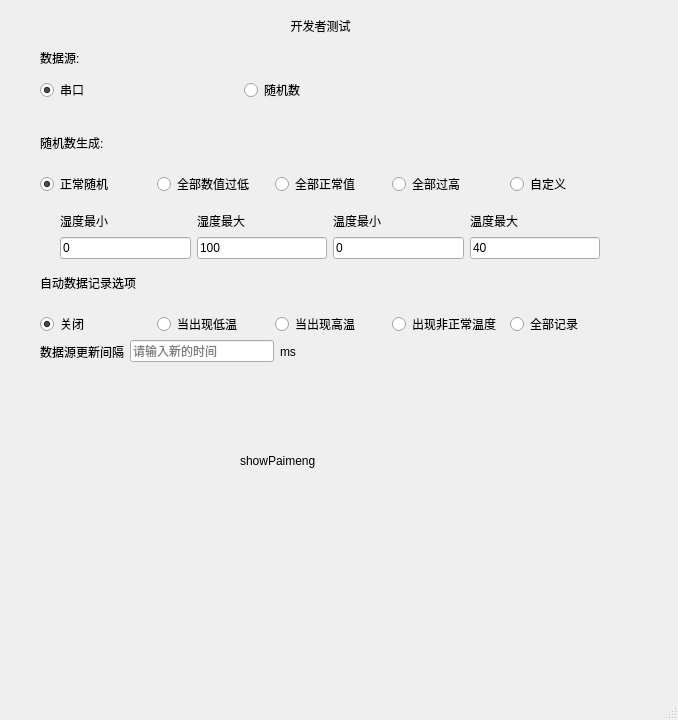
This is devtool.ui in WhereAreBugs/Cuit_project3 as Qt 5 draws it before an edit. The edited form follows.
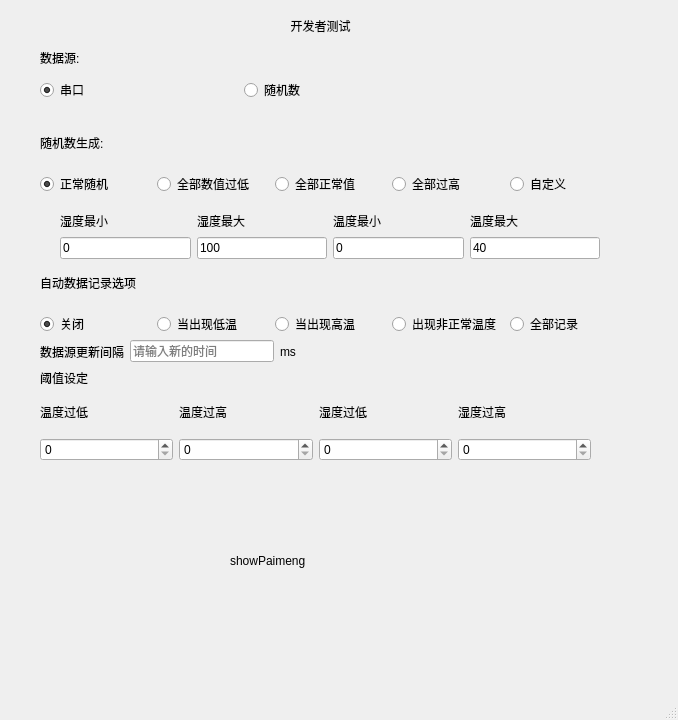
This is the edited form.

What changed in the file:
```diff
--- a/devtool.ui
+++ b/devtool.ui
@@ -33,8 +33,8 @@
    <widget class="QLabel" name="showPaimeng">
     <property name="geometry">
      <rect>
-      <x>240</x>
-      <y>380</y>
+      <x>230</x>
+      <y>480</y>
       <width>181</width>
       <height>161</height>
      </rect>
@@ -366,6 +366,83 @@
      </item>
     </layout>
    </widget>
+   <widget class="QWidget" name="layoutWidget">
+    <property name="geometry">
+     <rect>
+      <x>40</x>
+      <y>370</y>
+      <width>551</width>
+      <height>91</height>
+     </rect>
+    </property>
+    <layout class="QVBoxLayout" name="verticalLayout_8">
+     <item>
+      <widget class="QLabel" name="label_8">
+       <property name="maximumSize">
+        <size>
+         <width>16777215</width>
+         <height>15</height>
+        </size>
+       </property>
+       <property name="text">
+        <string>阈值设定</string>
+       </property>
+      </widget>
+     </item>
+     <item>
+      <layout class="QVBoxLayout" name="verticalLayout_7">
+       <item>
+        <layout class="QHBoxLayout" name="horizontalLayout_6">
+         <item>
+          <widget class="QLabel" name="label_9">
+           <property name="text">
+            <string>温度过低</string>
+           </property>
+          </widget>
+         </item>
+         <item>
+          <widget class="QLabel" name="label_10">
+           <property name="text">
+            <string>温度过高</string>
+           </property>
+          </widget>
+         </item>
+         <item>
+          <widget class="QLabel" name="label_11">
+           <property name="text">
+            <string>湿度过低</string>
+           </property>
+          </widget>
+         </item>
+         <item>
+          <widget class="QLabel" name="label_12">
+           <property name="text">
+            <string>湿度过高</string>
+           </property>
+          </widget>
+         </item>
+        </layout>
+       </item>
+       <item>
+        <layout class="QHBoxLayout" name="horizontalLayout_5">
+         <item>
+          <widget class="QSpinBox" name="tempLow"/>
+         </item>
+         <item>
+          <widget class="QSpinBox" name="tempHigh"/>
+         </item>
+         <item>
+          <widget class="QSpinBox" name="humLow"/>
+         </item>
+         <item>
+          <widget class="QSpinBox" name="humHigh"/>
+         </item>
+        </layout>
+       </item>
+      </layout>
+     </item>
+    </layout>
+   </widget>
   </widget>
   <widget class="QMenuBar" name="menubar">
    <property name="geometry">
```
Left out of the diff: 9 changed lines with no effect on the pictures.
